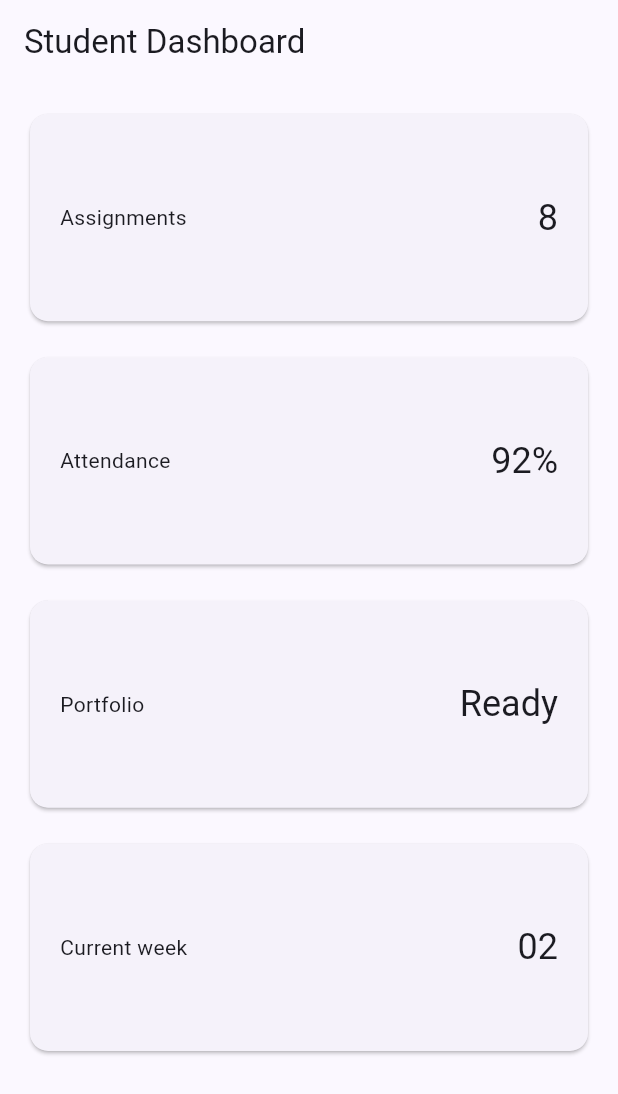
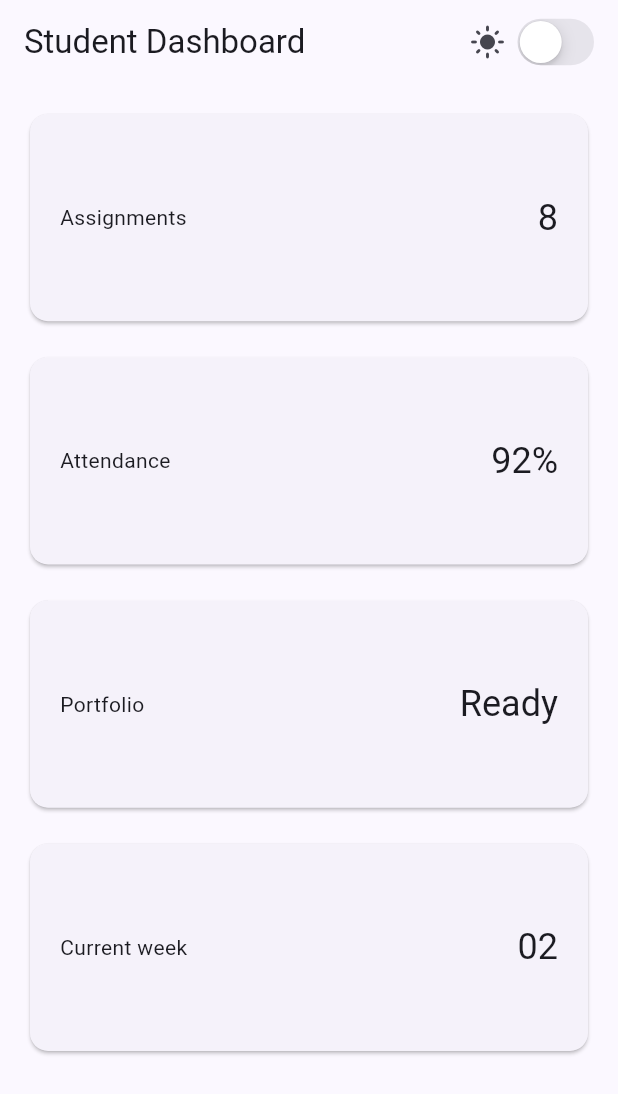
Before and after one commit to ANANTHA1628/244107020127-mobile-course, a Flutter app: the screen it shows after launch, on a phone screen of 412 x 824 dp. Shown: the top 1094 px of the screen. Run offline on Flutter 3.47's test engine with Material 3 defaults, Android fonts, the phone set to English and light mode, and no system bars.

Commit message:
experimen 4

```diff
--- a/week-2-declarative-ui-responsive-design/responsive_dashboard/lib/main.dart
+++ b/week-2-declarative-ui-responsive-design/responsive_dashboard/lib/main.dart
@@ -1,9 +1,17 @@
+import 'package:flutter/cupertino.dart';
 import 'package:flutter/material.dart';
 
 void main() => runApp(const DashboardApp());
 
-class DashboardApp extends StatelessWidget {
+class DashboardApp extends StatefulWidget {
   const DashboardApp({super.key});
+
+  @override
+  State<DashboardApp> createState() => _DashboardAppState();
+}
+
+class _DashboardAppState extends State<DashboardApp> {
+  bool isDark = false;
 
   @override
   Widget build(BuildContext context) {
@@ -12,18 +20,49 @@ class DashboardApp extends StatelessWidget {
       theme: ThemeData(useMaterial3: true, colorSchemeSeed: Colors.indigo),
       darkTheme: ThemeData(useMaterial3: true, brightness: Brightness.dark, colorSchemeSeed: Colors.indigo),
       themeMode: ThemeMode.system,
-      home: const DashboardPage(),
+      home: DashboardPage( isDark: isDark, onDarkChanged: (value) => setState(() => isDark = value),
+      ),
     );
   }
 }
 
 class DashboardPage extends StatelessWidget {
-  const DashboardPage({super.key});
+  const DashboardPage({
+    required this.isDark,
+    required this.onDarkChanged,
+    super.key,
+  });
+  final bool isDark;
+  final ValueChanged<bool> onDarkChanged;
 
   @override
   Widget build(BuildContext context) {
     return Scaffold(
-      appBar: AppBar(title: const Text('Student Dashboard')),
+      appBar: AppBar(title: const Text('Student Dashboard'),
+      actions: [
+          Row(
+            children: [
+              Icon(isDark ? Icons.dark_mode : Icons.light_mode),
+              const SizedBox(width: 4),
+              //CupertinoSwitch(
+                //value: isDark,
+                //onChanged: onDarkChanged,
+              //),
+              Semantics(
+                label: 'Toggle tema gelap',
+                toggled: isDark,
+                child: CupertinoSwitch(
+                value: isDark,
+                onChanged: onDarkChanged,
+                ),
+              ),
+              const SizedBox(width: 12),
+            ],
+          ),
+        ],
+      ),
+
+
       body: LayoutBuilder(
         builder: (context, constraints) {
           final columns = constraints.maxWidth >= 700 ? 2 : 1;
@@ -56,10 +95,14 @@ class DashboardCard extends StatelessWidget {
     return Card(
       child: Padding(
         padding: const EdgeInsets.all(20),
+        child: Semantics(
+          label: '$title berjumlah $value',
+          excludeSemantics: true,
         child: Row(children: [
           Expanded(child: Text(title)),
           Text(value, style: Theme.of(context).textTheme.headlineSmall),
         ]),
+        )
       ),
     );
   }
```
Also changed, not shown: week-2-declarative-ui-responsive-design/responsive_dashboard/screenshoot/Screenshot 2026-09-09 171822.png (added), week-2-declarative-ui-responsive-design/responsive_dashboard/screenshoot/Screenshot 2026-09-09 174051.png (added), week-2-declarative-ui-responsive-design/responsive_dashboard/screenshoot/Screenshot 2026-09-09 174101.png (added), week-2-declarative-ui-responsive-design/responsive_dashboard/screenshoot/Screenshot 2026-09-09 174742.png (added), week-2-declarative-ui-responsive-design/responsive_dashboard/screenshoot/Screenshot 2026-09-09 175158.png (added).
